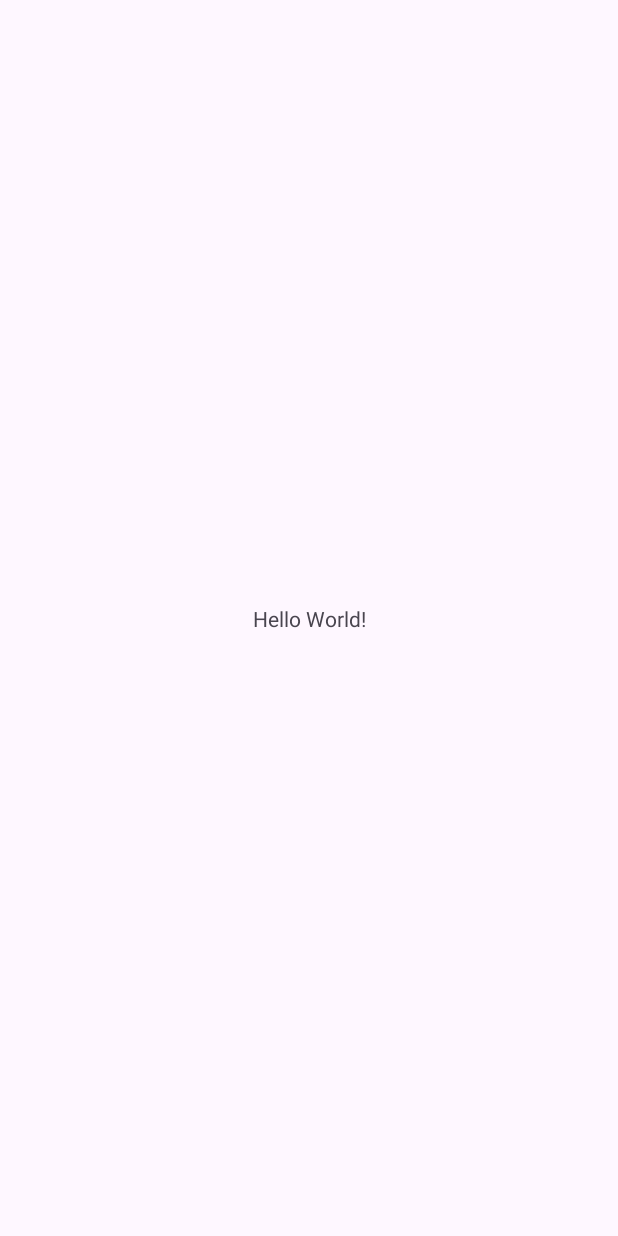
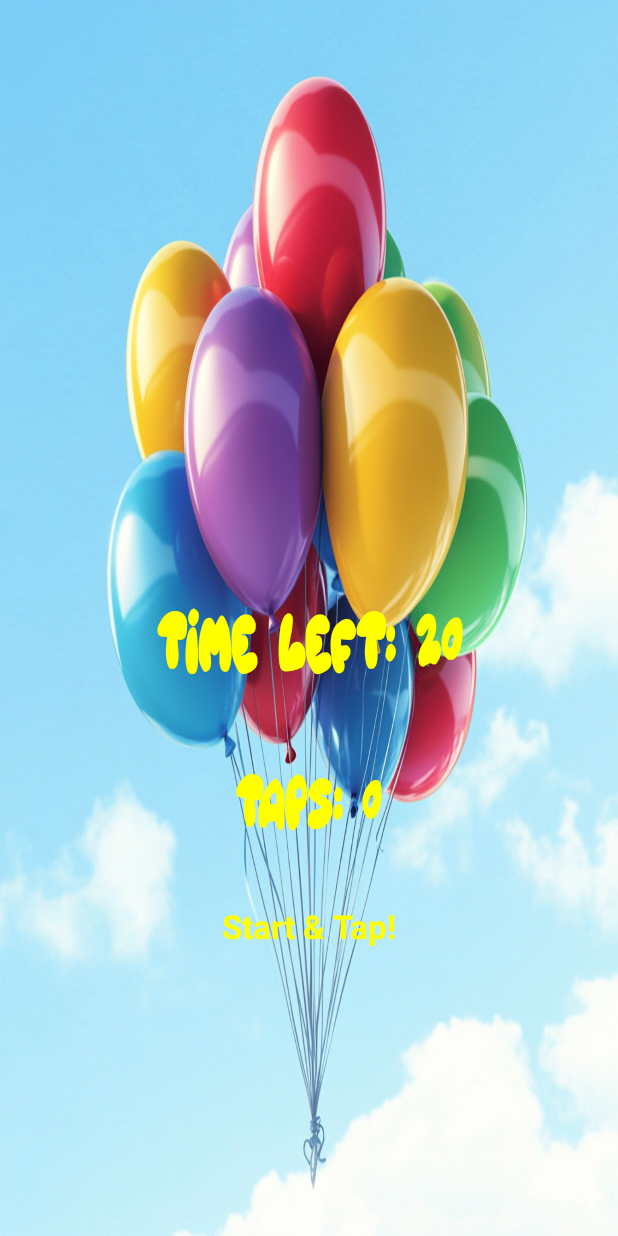
Before and after one commit to Fatom-alghanmi/TapCounter2025, an Android app: the screen it shows after launch (MainActivity), on a phone screen of 412 x 824 dp. Before the commit the screen is almost empty. Run offline under Robolectric (Android 15) with nearby library versions, the phone set to English and light mode, and no system bars.

Commit message:
interface in progress

```diff
--- a/app/src/main/res/layout/activity_main.xml
+++ b/app/src/main/res/layout/activity_main.xml
@@ -5,15 +5,53 @@
     android:id="@+id/main"
     android:layout_width="match_parent"
     android:layout_height="match_parent"
+    android:background="@drawable/baloons"
     tools:context=".MainActivity">
 
     <TextView
+        android:id="@+id/timerText"
         android:layout_width="wrap_content"
         android:layout_height="wrap_content"
-        android:text="Hello World!"
+        android:text="@string/time_left_20"
+        android:textColor="@color/yellow"
+        android:textStyle="bold"
+        android:textSize="22sp"
+        android:fontFamily="@font/balloonish"
+        android:padding="16dp"
+        android:layout_marginTop="32dp"
         app:layout_constraintBottom_toBottomOf="parent"
         app:layout_constraintEnd_toEndOf="parent"
         app:layout_constraintStart_toStartOf="parent"
         app:layout_constraintTop_toTopOf="parent" />
 
+    <TextView
+    android:id="@+id/countText"
+    android:layout_width="wrap_content"
+    android:layout_height="wrap_content"
+    android:text="@string/taps_0"
+    android:textColor="@color/yellow"
+    android:textStyle="bold"
+    android:textSize="20sp"
+    android:fontFamily="@font/balloonish"
+    android:padding="16dp"
+    android:layout_marginTop="32dp"
+    app:layout_constraintEnd_toEndOf="parent"
+    app:layout_constraintStart_toStartOf="parent"
+    app:layout_constraintTop_toBottomOf="@+id/timerText" />
+
+    <TextView
+        android:id="@+id/textView"
+        android:layout_width="wrap_content"
+        android:layout_height="wrap_content"
+        android:text="@string/start_amp_tap"
+        android:textColor="@color/yellow"
+        android:textStyle="bold"
+        android:textSize="22sp"
+        android:padding="16dp"
+        android:layout_marginTop="120dp"
+        app:layout_constraintEnd_toEndOf="parent"
+        app:layout_constraintStart_toStartOf="parent"
+        app:layout_constraintTop_toBottomOf="@+id/timerText"
+        app:layout_constraintHorizontal_bias="0.5" />
+
 </androidx.constraintlayout.widget.ConstraintLayout>
```
Also changed, not shown: app/src/main/res/drawable/baloon_button.png (added), app/src/main/res/drawable/baloons.png (added), app/src/main/res/font/balloonish.ttf (added), 1 other file.
